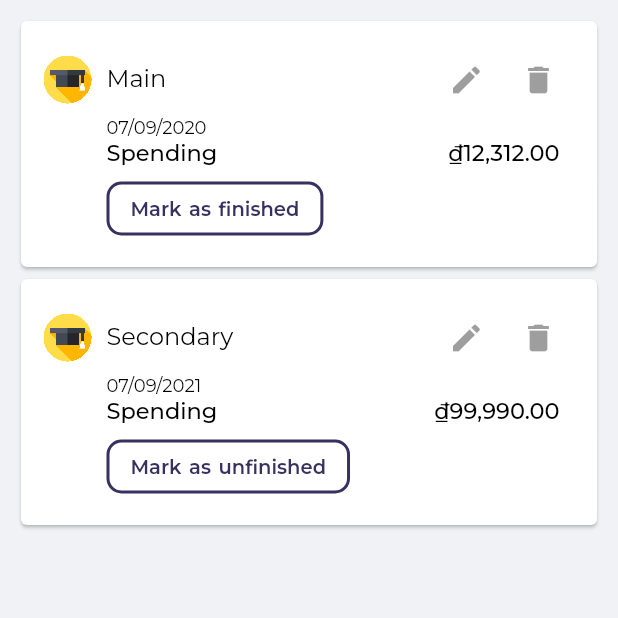
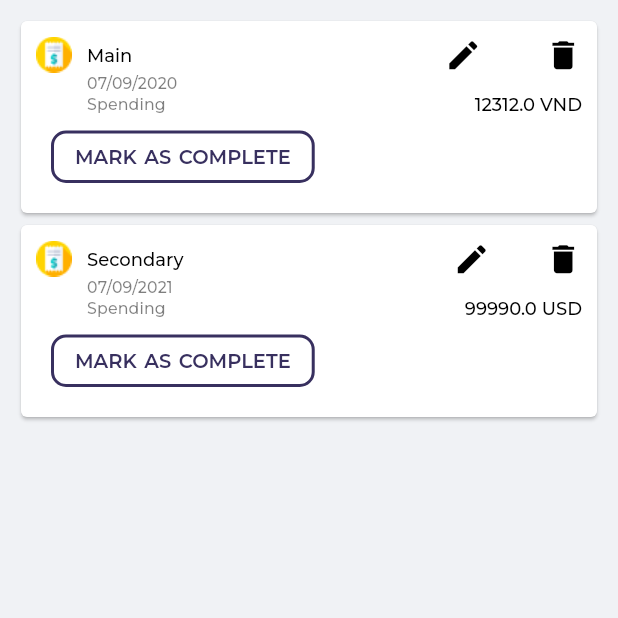
Before and after one commit to princ3od/Keepital, a Flutter app: the FinishedTab screen opened directly, on a phone screen of 412 x 824 dp, the top half of it. Run offline on Flutter 3.47's test engine with Material 2 defaults, Android fonts, the phone set to English and light mode, and no system bars; our stand-ins replace animated_text_kit, cloud_firestore, firebase_auth, firebase_core, flutter_spinkit, flutter_svg and 8 more; missing offline and left inert: currency_picker; accounts and stored records are empty; statements that could not run were skipped.

Commit message:
[EventScreen]: refactor code

```diff
--- a/lib/app/modules/event/widgets/event_item.dart
+++ b/lib/app/modules/event/widgets/event_item.dart
@@ -1,82 +1,75 @@
 import 'package:flutter/cupertino.dart';
 import 'package:flutter/material.dart';
 import 'package:get/get_utils/src/extensions/internacionalization.dart';
-import 'package:keepital/app/core/utils/image_view.dart';
-import 'package:keepital/app/core/utils/utils.dart';
-import 'package:keepital/app/core/values/app_colors.dart';
+import 'package:google_fonts/google_fonts.dart';
+import 'package:intl/intl.dart';
+import 'package:keepital/app/core/values/asset_strings.dart';
 import 'package:keepital/app/data/models/event.dart';
 
-class EventItem extends StatefulWidget {
-  const EventItem({required this.event, this.onMark, this.onEdit, this.onDelete});
+class EventItem extends StatelessWidget {
   final Event event;
-  final Function()? onMark;
-  final Function()? onEdit;
-  final Function()? onDelete;
-
-  @override
-  State<EventItem> createState() => _EventItemState();
-}
-
-class _EventItemState extends State<EventItem> {
-  String get buttonText => widget.event.isMarkedCompleted ? 'mark_as_finished'.tr : 'mark_as_unfinished'.tr;
+  const EventItem({required this.event});
   @override
   Widget build(BuildContext context) {
     return Card(
         child: Container(
       child: Padding(
-        padding: const EdgeInsets.all(15.0),
+        padding: const EdgeInsets.all(10.0),
         child: Column(
           crossAxisAlignment: CrossAxisAlignment.start,
-          children: [
-            Row(
           mainAxisAlignment: MainAxisAlignment.spaceBetween,
           children: [
             Row(
               children: [
                 Padding(
                   padding: const EdgeInsets.only(right: 10.0),
-                      child: ImageView(widget.event.iconId, size: 32),
+                  child: Image.asset(AssetStringsPng.event),
                 ),
                 Text(
-                      widget.event.name,
-                      style: Theme.of(context).textTheme.headline5,
+                  event.name,
+                  style: GoogleFonts.montserrat(fontSize: 12, fontWeight: FontWeight.w500),
                 ),
-                  ],
+                Spacer(flex: 5),
+                InkWell(
+                    splashColor: Colors.grey,
+                    onTap: () {},
+                    child: Icon(
+                      Icons.edit,
+                      size: 25,
+                    )),
+                Spacer(
+                  flex: 1,
                 ),
-                Row(
-                  children: [
-                    IconButton(onPressed: widget.onEdit, icon: Icon(Icons.edit), color: AppColors.textColor),
-                    IconButton(onPressed: widget.onDelete, icon: Icon(Icons.delete), color: AppColors.textColor),
-                  ],
-                )
+                InkWell(
+                    splashColor: Colors.grey,
+                    onTap: () {},
+                    child: Icon(
+                      Icons.delete,
+                      size: 25,
+                    ))
               ],
             ),
             Padding(
-              padding: const EdgeInsets.only(left: 42.0),
-              child: Text(widget.event.endDate.numbericDate, style: Theme.of(context).textTheme.bodyText1),
+              padding: const EdgeInsets.only(left: 34.0),
+              child: Text(DateFormat('dd/MM/yyyy').format(event.endDate), style: Theme.of(context).textTheme.subtitle2),
             ),
             Row(
               mainAxisAlignment: MainAxisAlignment.spaceBetween,
               children: [
                 Padding(
-                  padding: const EdgeInsets.only(left: 42.0),
-                  child: Text('spending'.tr, style: Theme.of(context).textTheme.headline4),
+                  padding: const EdgeInsets.only(left: 34.0),
+                  child: Text('spending'.tr, style: Theme.of(context).textTheme.subtitle2),
                 ),
-                Padding(
-                  padding: const EdgeInsets.only(right: 10.0),
-                  child: Text(widget.event.spending.money('\₫'), style: Theme.of(context).textTheme.headline4),
-                ),
+                Text(event.spending.toString() + " " + event.currencyId)
               ],
             ),
-            Padding(
-              padding: const EdgeInsets.only(left: 42.0, top: 5.0),
+            Container(
+              padding: EdgeInsets.all(10),
+              height: 55,
               child: OutlinedButton(
-                child: Text(buttonText),
+                child: Text('MARK AS COMPLETE'.tr),
                 onPressed: () {
-                  setState(() {
-                    widget.event.isMarkedCompleted = !widget.event.isMarkedCompleted;
-                  });
-                  widget.onMark?.call();
+                  print('Received click');
                 },
               ),
             )
```
Lines whose indentation alone changed are shown as unchanged.
